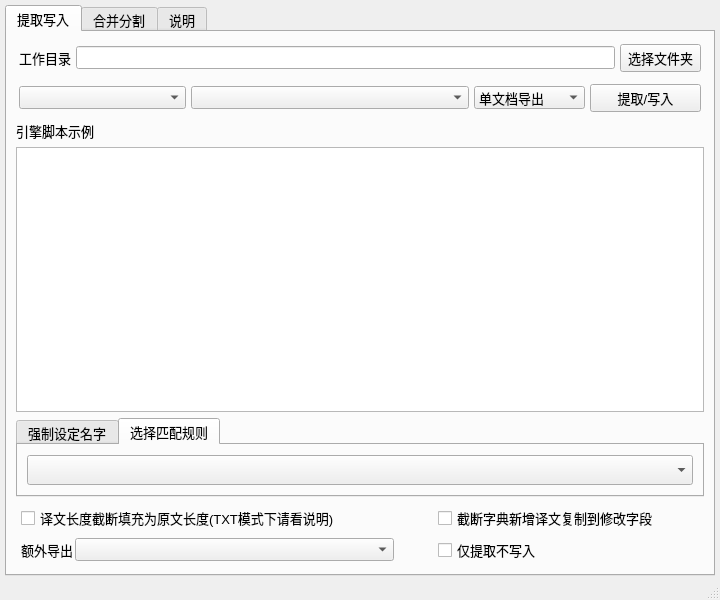
First picture: the form in ui_mainWindow.ui, repository satan53x/SExtractor, before the edit.
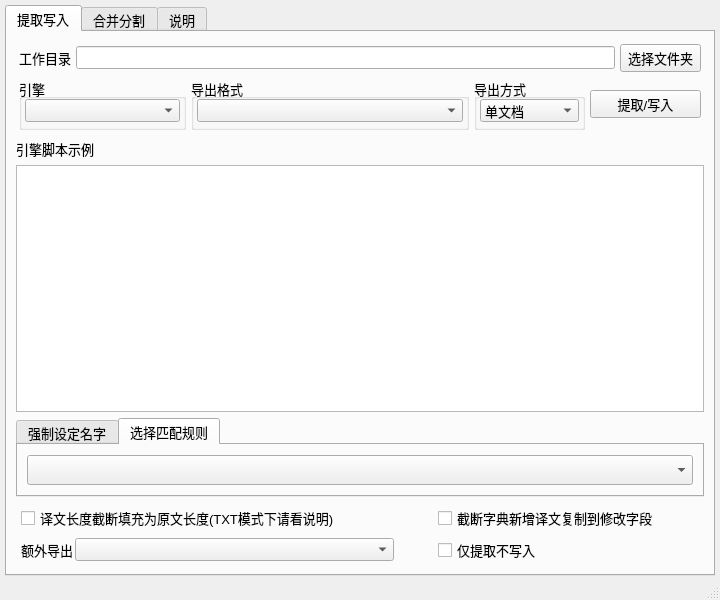
Second picture: the form after the edit.

Commit message: 更新UI

The edit to the form file:
```diff
--- a/ui_mainWindow.ui
+++ b/ui_mainWindow.ui
@@ -76,7 +76,7 @@
             <number>3</number>
            </property>
            <property name="bottomMargin">
-            <number>3</number>
+            <number>0</number>
            </property>
            <item>
             <widget class="QLabel" name="mainDirLabel">
@@ -126,13 +126,34 @@
             <number>3</number>
            </property>
            <property name="topMargin">
-            <number>3</number>
+            <number>0</number>
            </property>
            <property name="rightMargin">
             <number>3</number>
            </property>
            <property name="bottomMargin">
             <number>3</number>
+           </property>
+           <item>
+            <widget class="QGroupBox" name="groupBox">
+             <property name="title">
+              <string>引擎</string>
+             </property>
+             <layout class="QHBoxLayout" name="horizontalLayout_11">
+              <property name="spacing">
+               <number>0</number>
+              </property>
+              <property name="leftMargin">
+               <number>3</number>
+              </property>
+              <property name="topMargin">
+               <number>0</number>
+              </property>
+              <property name="rightMargin">
+               <number>3</number>
+              </property>
+              <property name="bottomMargin">
+               <number>5</number>
            </property>
            <item>
             <widget class="QComboBox" name="engineNameBox">
@@ -141,21 +162,72 @@
              </property>
             </widget>
            </item>
+             </layout>
+            </widget>
+           </item>
+           <item>
+            <widget class="QGroupBox" name="groupBox_2">
+             <property name="title">
+              <string>导出格式</string>
+             </property>
+             <layout class="QHBoxLayout" name="horizontalLayout_12">
+              <property name="spacing">
+               <number>0</number>
+              </property>
+              <property name="leftMargin">
+               <number>3</number>
+              </property>
+              <property name="topMargin">
+               <number>0</number>
+              </property>
+              <property name="rightMargin">
+               <number>3</number>
+              </property>
+              <property name="bottomMargin">
+               <number>5</number>
+              </property>
            <item>
             <widget class="QComboBox" name="outputFileBox"/>
            </item>
+             </layout>
+            </widget>
+           </item>
+           <item>
+            <widget class="QGroupBox" name="groupBox_3">
+             <property name="title">
+              <string>导出方式</string>
+             </property>
+             <layout class="QHBoxLayout" name="horizontalLayout_13">
+              <property name="spacing">
+               <number>0</number>
+              </property>
+              <property name="leftMargin">
+               <number>3</number>
+              </property>
+              <property name="topMargin">
+               <number>0</number>
+              </property>
+              <property name="rightMargin">
+               <number>3</number>
+              </property>
+              <property name="bottomMargin">
+               <number>5</number>
+              </property>
            <item>
             <widget class="QComboBox" name="outputPartBox">
              <item>
               <property name="text">
-               <string>单文档导出</string>
+                  <string>单文档</string>
               </property>
              </item>
              <item>
               <property name="text">
-               <string>多文档导出</string>
-              </property>
-             </item>
+                  <string>多文档</string>
+                 </property>
+                </item>
+               </widget>
+              </item>
+             </layout>
             </widget>
            </item>
            <item>
```
Lines whose indentation alone changed are shown as unchanged. The commit also changes 1 other file.
